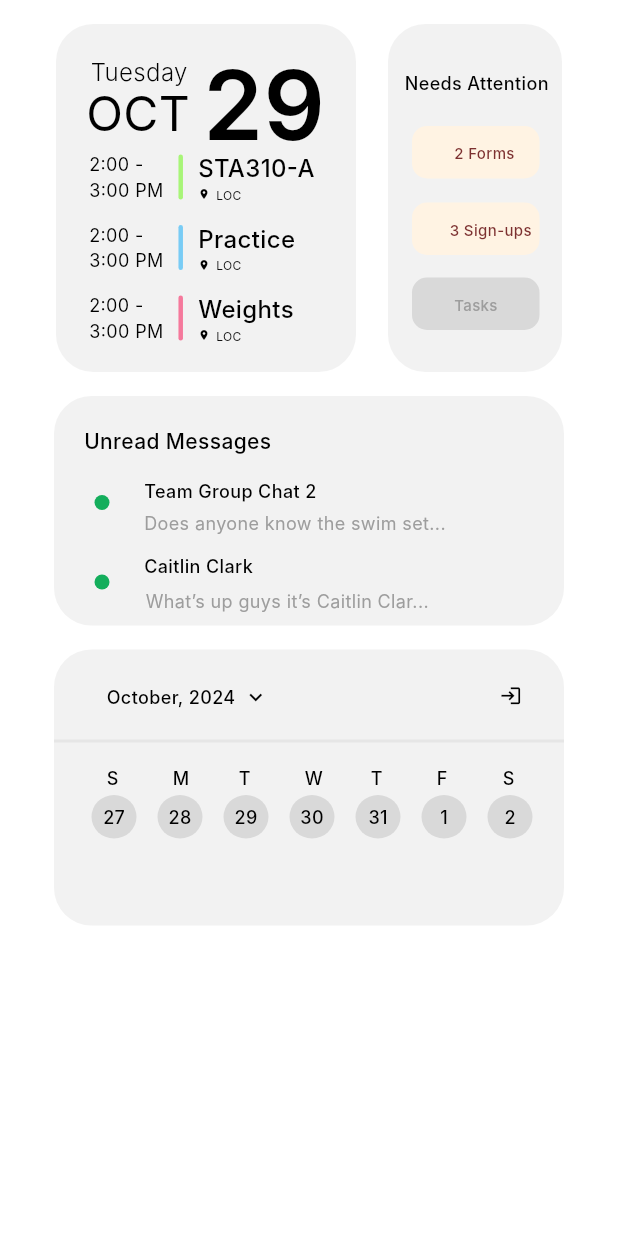
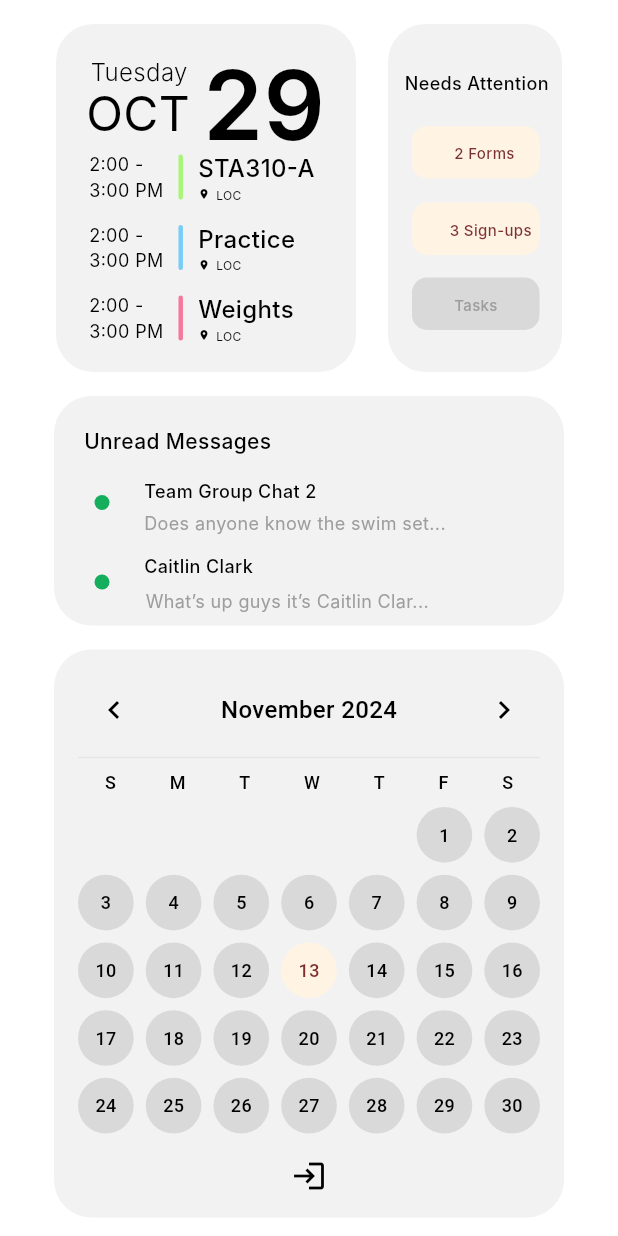
Before and after one commit to gracegb/csc322_finalproject_scratch, a Flutter app: the ScreenHome screen opened directly, on a phone screen of 412 x 824 dp. Run offline on Flutter 3.47's test engine with Material 3 defaults, Android fonts, the phone set to English and light mode, and no system bars; our stand-ins replace cloud_firestore, firebase_auth, firebase_core, firebase_storage, flutter_riverpod, flutter_secure_storage and 8 more; accounts and stored records are empty; Roboto replaces fonts that are missing (Inter).

Commit message:
working calendar, scrollable and highlighted with current date

```diff
--- a/lib/widgets/home/widget_home_bigcalendar.dart
+++ b/lib/widgets/home/widget_home_bigcalendar.dart
@@ -1,161 +1,137 @@
 import 'package:csc322_starter_app/providers/provider_auth.dart';
 import 'package:flutter/material.dart';
 import 'package:provider/provider.dart';
+import 'package:intl/intl.dart';
 
-class CalendarOverview extends StatelessWidget {
+class CalendarOverview extends StatefulWidget {
   const CalendarOverview({Key? key}) : super(key: key);
 
   @override
+  _CalendarOverviewState createState() => _CalendarOverviewState();
+}
+
+class _CalendarOverviewState extends State<CalendarOverview> {
+  DateTime _focusedDate = DateTime.now();
+  final DateTime _today = DateTime.now();
+
+  @override
   Widget build(BuildContext context) {
+    final currentMonth = DateFormat.yMMMM().format(_focusedDate);
+    final daysInMonth = DateTime(_focusedDate.year, _focusedDate.month + 1, 0).day;
+    final firstDayOffset = DateTime(_focusedDate.year, _focusedDate.month, 1).weekday % 7;
+
     return Container(
       width: 340,
-      height: 184,
-      child: Stack(
-        children: [
-          // Background container with rounded corners
-          Positioned(
-            left: 0,
-            top: 0,
-            child: Container(
-              width: 340,
-              height: 184,
-              decoration: ShapeDecoration(
+      padding: EdgeInsets.all(16),
+      decoration: BoxDecoration(
         color: Color(0xFFF2F2F2),
-                shape: RoundedRectangleBorder(
         borderRadius: BorderRadius.circular(25),
       ),
+      child: Column(
+        children: [
+          // Month and year label with navigation buttons
+          Row(
+            mainAxisAlignment: MainAxisAlignment.spaceBetween,
+            children: [
+              IconButton(
+                icon: Icon(Icons.chevron_left, color: Colors.black),
+                onPressed: _previousMonth,
+              ),
+              Text(
+                currentMonth,
+                style: TextStyle(
+                  color: Colors.black,
+                  fontSize: 16,
+                  fontWeight: FontWeight.w500,
                 ),
               ),
+              IconButton(
+                icon: Icon(Icons.chevron_right, color: Colors.black),
+                onPressed: _nextMonth,
               ),
-          // Month and year label
-          Positioned(
-            left: 35,
-            top: 23,
+            ],
+          ),
+          // Horizontal divider
+          Divider(color: Color(0xFFE6E6E6)),
+          // Weekday labels
+          Row(
+            mainAxisAlignment: MainAxisAlignment.spaceAround,
+            children: const [
+              Text('S', style: TextStyle(color: Colors.black, fontSize: 12, fontWeight: FontWeight.w500)),
+              Text('M', style: TextStyle(color: Colors.black, fontSize: 12, fontWeight: FontWeight.w500)),
+              Text('T', style: TextStyle(color: Colors.black, fontSize: 12, fontWeight: FontWeight.w500)),
+              Text('W', style: TextStyle(color: Colors.black, fontSize: 12, fontWeight: FontWeight.w500)),
+              Text('T', style: TextStyle(color: Colors.black, fontSize: 12, fontWeight: FontWeight.w500)),
+              Text('F', style: TextStyle(color: Colors.black, fontSize: 12, fontWeight: FontWeight.w500)),
+              Text('S', style: TextStyle(color: Colors.black, fontSize: 12, fontWeight: FontWeight.w500)),
+            ],
+          ),
+          const SizedBox(height: 8),
+          // Date Grid
+          GridView.builder(
+            physics: NeverScrollableScrollPhysics(), // Prevents nested scrolling issues
+            shrinkWrap: true,
+            gridDelegate: SliverGridDelegateWithFixedCrossAxisCount(
+              crossAxisCount: 7, // 7 days in a week
+              mainAxisSpacing: 8,
+              crossAxisSpacing: 8,
+              childAspectRatio: 1,
+            ),
+            itemCount: firstDayOffset + daysInMonth,
+            itemBuilder: (context, index) {
+              // Empty spaces for days of the previous month
+              if (index < firstDayOffset) {
+                return Container(); // Empty cell
+              }
+              final dayNumber = index - firstDayOffset + 1;
+              // Check if this day is the current date
+              final isToday = _focusedDate.year == _today.year &&
+                  _focusedDate.month == _today.month &&
+                  dayNumber == _today.day;
+              return Container(
+                decoration: ShapeDecoration(
+                  color: isToday ? Color(0xFFFFF3E3) : Color(0xFFD9D9D9), // Red for today, grey for other dates
+                  shape: OvalBorder(),
+                ),
+                child: Center(
                   child: Text(
-              'October, 2024',
+                    '$dayNumber',
                     style: TextStyle(
-                color: Colors.black,
+                      color: isToday? Color(0xFF7C3030) : Colors.black,
                       fontSize: 12,
-                fontFamily: 'Inter',
                       fontWeight: FontWeight.w500,
                     ),
                   ),
                 ),
-          // Chevron down icon for month selection
-          Positioned(
-            left: 126,
-            top: 23,
-            child: Icon(
-              Icons.expand_more, // Chevron down icon
-              size: 17,
-              color: Colors.black,
+              );
+            },
           ),
-          ),
-          // Google Sign-In button in place of the plus icon
-          Positioned(
-            left: 297,
-            top: 23,
-            child: InkWell(
+          // Google Sign-In button
+          SizedBox(height: 16),
+          InkWell(
             onTap: () async {
               await context.read<ProviderAuth>().signInWithGoogle();
             },
             child: Icon(
-                Icons.login, // You can choose an icon that represents sign-in
-                size: 15,
+              Icons.login,
+              size: 24,
               color: Colors.black,
             ),
           ),
-          ),
-          // Horizontal line below the month and above weekday labels
-          Positioned(
-            left: 0, // Align the line with the container's left edge
-            top: 60,
-            child: Container(
-              width: 340, // Set width to match the container
-              decoration: ShapeDecoration(
-                shape: RoundedRectangleBorder(
-                  side: BorderSide(
-                    width: 1,
-                    color: Color(0xFFE6E6E6),
-                  ),
-                ),
-              ),
-            ),
-          ),
-          // Weekday labels
-          ..._buildWeekdayLabels(),
-          // Date circles
-          ..._buildDateCircles(),
-          // Date numbers (centered in circles)
-          ..._buildDateNumbers(),
         ],
       ),
     );
   }
 
-  // Helper method to create weekday labels
-  List<Widget> _buildWeekdayLabels() {
-    const days = ['S', 'M', 'T', 'W', 'T', 'F', 'S'];
-    return List.generate(
-      days.length,
-      (index) => Positioned(
-        left: 35.0 + index * 44,
-        top: 77,
-        child: Text(
-          days[index],
-          style: TextStyle(
-            color: Colors.black,
-            fontSize: 12,
-            fontFamily: 'Inter',
-            fontWeight: FontWeight.w500,
-          ),
-        ),
-      ),
-    );
+  void _previousMonth() {
+    setState(() {
+      _focusedDate = DateTime(_focusedDate.year, _focusedDate.month - 1);
+    });
   }
 
-  // Helper method to create date circles
-  List<Widget> _buildDateCircles() {
-    return List.generate(
-      7,
-      (index) => Positioned(
-        left: 25.0 + index * 44,
-        top: 97,
-        child: Container(
-          width: 30,
-          height: 29,
-          decoration: ShapeDecoration(
-            color: Color(0xFFD9D9D9),
-            shape: OvalBorder(),
-          ),
-        ),
-      ),
-    );
-  }
-
-  // Helper method to create date numbers centered in circles
-  List<Widget> _buildDateNumbers() {
-    const dates = ['27', '28', '29', '30', '31', '1', '2'];
-    return List.generate(
-      dates.length,
-      (index) => Positioned(
-        left: 25.0 + index * 44,
-        top: 97, // Aligns with the circle's top position
-        child: Container(
-          width: 30,
-          height: 29,
-          alignment: Alignment.center, // Centers the text within the container
-          child: Text(
-            dates[index],
-            style: TextStyle(
-              color: Colors.black,
-              fontSize: 12,
-              fontFamily: 'Inter',
-              fontWeight: FontWeight.w500,
-            ),
-          ),
-        ),
-      ),
-    );
+  void _nextMonth() {
+    setState(() {
+      _focusedDate = DateTime(_focusedDate.year, _focusedDate.month + 1);
+    });
   }
 }
```
Lines whose indentation alone changed are shown as unchanged.
